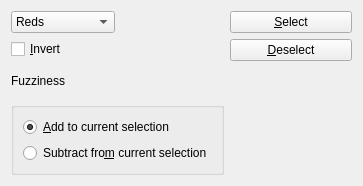
The window that plugins/extensions/colorrange/wdg_colorrange.ui (KDE/krita) describes before a commit, drawn with Qt 5.
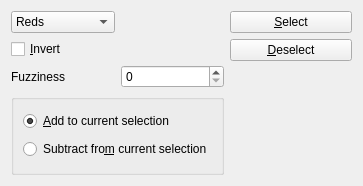
The same window after the commit. Custom widgets are drawn as their Qt base class.

Commit message:
ui: Fix Designer not rendering KisSliderSpinBox as QSpinBox
Part-of: <https://invent.kde.org/graphics/krita/-/merge_requests/1742>

What changed in the file:
```diff
--- a/plugins/extensions/colorrange/wdg_colorrange.ui
+++ b/plugins/extensions/colorrange/wdg_colorrange.ui
@@ -165,7 +165,7 @@
  <customwidgets>
   <customwidget>
    <class>KisSliderSpinBox</class>
-   <extends>QWidget</extends>
+   <extends>QSpinBox</extends>
    <header location="global">kis_slider_spin_box.h</header>
    <container>1</container>
   </customwidget>
```
The commit also changes 45 other files.
